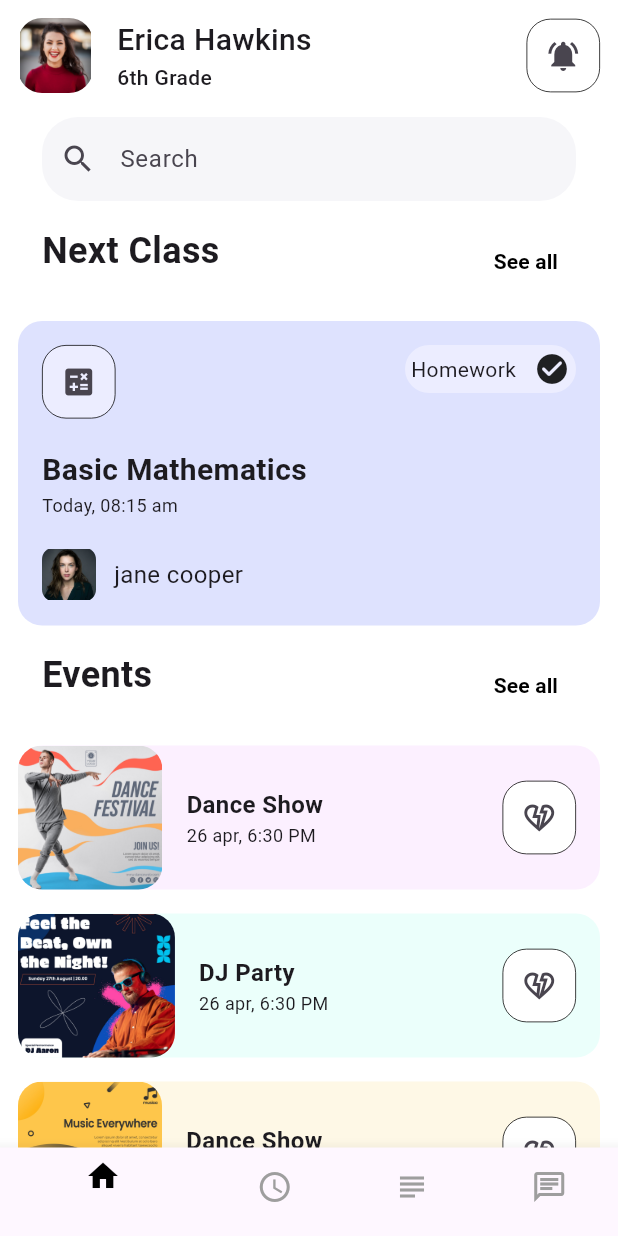
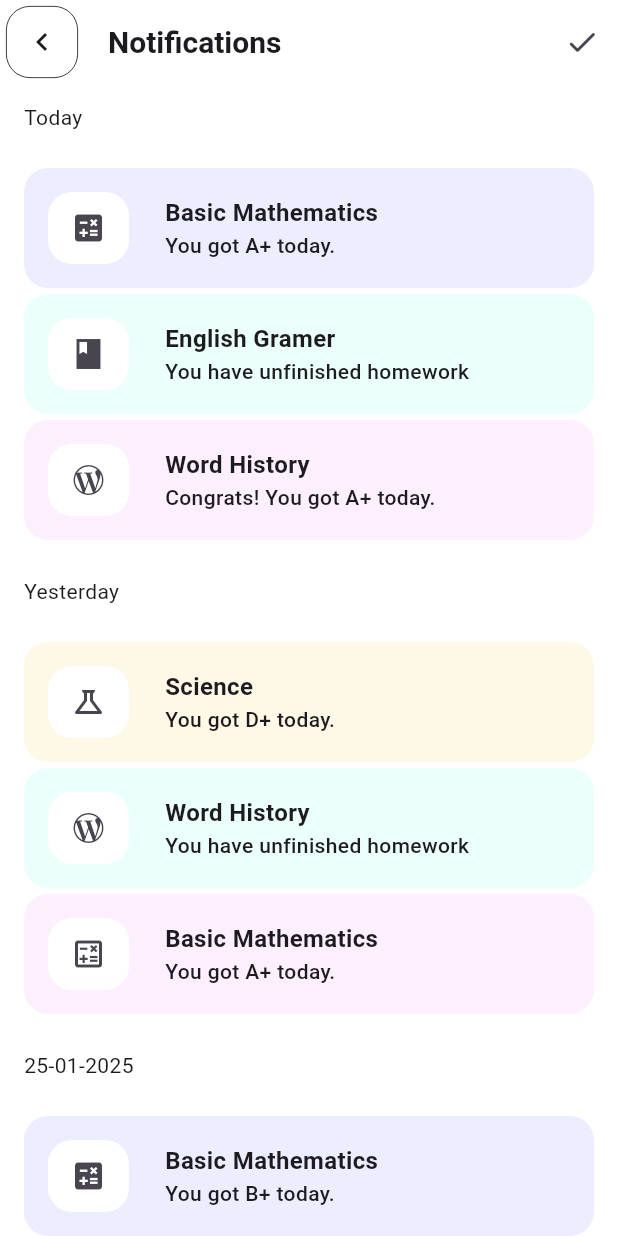
Before and after one commit to Ayush-WeServe/ui-mobile, a Flutter app: the TabBarWidget screen opened by its route, after a tap on the "notifications active" icon, on a phone screen of 412 x 824 dp. Run offline on Flutter 3.47's test engine with Material 3 defaults, Android fonts, the light colour scheme and no system bars; our stand-ins replace dotted_line, get.

Commit message:
2nd day commit

```diff
--- /dev/null
+++ b/lib/ui/common/notification_widget.dart
@@ -0,0 +1,138 @@
+import 'package:flutter/material.dart';
+import 'package:ui_mobile/ui/widgets/custom_elevated_button.dart';
+import 'package:ui_mobile/ui/widgets/icon_container.dart';
+import 'package:ui_mobile/utils/constants/colors.dart';
+import 'package:ui_mobile/utils/constants/images.dart';
+import 'package:ui_mobile/utils/constants/styles.dart';
+
+import '../../utils/constants/sizes.dart';
+
+class NotificationWidget extends StatelessWidget {
+  final IconData icon;
+  final String subject;
+  final String message;
+  final Color backColor;
+
+  const NotificationWidget(
+      {super.key,
+      required this.icon,
+      required this.subject,
+      required this.message,
+      required this.backColor});
+
+  @override
+  Widget build(BuildContext context) {
+    return GestureDetector(
+      child: Container(
+          decoration: BoxDecoration(
+              borderRadius: BorderRadius.circular(AppSizes.radiusMD),
+              color: backColor),
+          width: double.infinity,
+          child: Padding(
+            padding: const EdgeInsets.all(AppSizes.paddingMD),
+            child: Row(
+              spacing: AppSizes.spacingMD,
+              children: [
+                Expanded(
+                    flex: 1,
+                    child: IconContainer(
+                      icon: icon,
+                      onTap: () {},
+                      border: false,
+                    )),
+                Expanded(
+                    flex: 5,
+                    child: Column(
+                      crossAxisAlignment: CrossAxisAlignment.start,
+                      children: [
+                        Text(
+                          subject,
+                          style: AppStyles.labelLarge,
+                        ),
+                        Text(
+                          message,
+                          style: AppStyles.labelMedium,
+                        )
+                      ],
+                    ))
+              ],
+            ),
+          )),
+      onTap: () {
+        showModalBottomSheet(
+            context: context,
+            elevation: 0,
+            backgroundColor: backColor,
+            shape: RoundedRectangleBorder(
+              side: BorderSide.none,
+              borderRadius: BorderRadius.circular(AppSizes.radiusLG),
+            ),
+            builder: (BuildContext context) {
+              return SingleChildScrollView(
+                child: SizedBox(
+                  width: double.infinity,
+                  child: Padding(
+                    padding: const EdgeInsets.symmetric(
+                        horizontal: AppSizes.paddingMD,
+                        vertical: AppSizes.paddingMD),
+                    child: Column(
+                      spacing: AppSizes.spacingLG,
+                      crossAxisAlignment: CrossAxisAlignment.start,
+                      children: [
+                        IconContainer(icon: icon, onTap: () {}),
+                        Text(
+                          message,
+                          style: AppStyles.bodyLarge,
+                        ),
+                        Container(
+                          decoration: BoxDecoration(
+                              border: Border.all(width: 1),
+                              borderRadius:
+                                  BorderRadius.circular(AppSizes.radiusMD),
+                              color: AppColors.lightScaffold),
+                          child: Padding(
+                            padding: const EdgeInsets.all(AppSizes.paddingLG),
+                            child: Column(
+                              spacing: AppSizes.spacingXS,
+                              crossAxisAlignment: CrossAxisAlignment.start,
+                              children: [
+                                Text(
+                                  subject,
+                                  style: AppStyles.bodyLarge,
+                                ),
+                                Text(
+                                  'Today, 1:15pm',
+                                  style: AppStyles.bodyMedium,
+                                ),
+                                Row(
+                                  spacing: AppSizes.spacingSM,
+                                  children: [
+                                    ClipRRect(
+                                      borderRadius: BorderRadius.circular(
+                                          AppSizes.radiusMD),
+                                      child: Image.asset(
+                                        AppImages.jane,
+                                        height: AppSizes.imageXS,
+                                      ),
+                                    ),
+                                    Text('Eleanor Pena')
+                                  ],
+                                )
+                              ],
+                            ),
+                          ),
+                        ),
+                        Center(
+                          child: CustomElevatedButton(
+                              text: 'Lessons Material', route: ''),
+                        )
+                      ],
+                    ),
+                  ),
+                ),
+              );
+            });
+      },
+    );
+  }
+}
--- a/lib/ui/common/tabbar_widget.dart
+++ b/lib/ui/common/tabbar_widget.dart
@@ -22,6 +22,7 @@ class TabBarWidget extends StatelessWidget {
       () => Scaffold(
         body: pages[controller.selectedIndex.value],
         bottomNavigationBar: BottomNavigationBar(
+          backgroundColor: Colors.transparent,
           currentIndex: controller.selectedIndex.value,
           onTap: controller.onItemTapped,
           selectedItemColor: Colors.black,
--- a/lib/ui/screens/home_screen.dart
+++ b/lib/ui/screens/home_screen.dart
@@ -1,6 +1,4 @@
-import 'package:dot_navigation_bar/dot_navigation_bar.dart';
 import 'package:flutter/material.dart';
-import 'package:ui_mobile/controllers/tab_controller.dart';
 import 'package:ui_mobile/ui/common/next_class_container.dart';
 import 'package:ui_mobile/ui/common/searchBar_widget.dart';
 import 'package:ui_mobile/ui/widgets/box_heading_container.dart';
--- /dev/null
+++ b/lib/ui/screens/notifications_screen.dart
@@ -0,0 +1,118 @@
+import 'package:flutter/material.dart';
+import 'package:get/get.dart';
+import 'package:ui_mobile/ui/widgets/icon_container.dart';
+import 'package:ui_mobile/utils/constants/colors.dart';
+import 'package:ui_mobile/utils/constants/routes.dart';
+import 'package:ui_mobile/utils/constants/sizes.dart';
+import 'package:ui_mobile/utils/constants/strings.dart';
+import 'package:ui_mobile/utils/constants/styles.dart';
+
+import '../common/notification_widget.dart';
+
+class NotificationsScreen extends StatelessWidget {
+  const NotificationsScreen({super.key});
+
+  @override
+  Widget build(BuildContext context) {
+    return Scaffold(
+      appBar: AppBar(
+        title: Text(
+          'Notifications',
+          style: AppStyles.bodyLarge,
+        ),
+        leading: Padding(
+          padding: const EdgeInsets.all(AppSizes.paddingXS),
+          child: IconContainer(
+            icon: Icons.keyboard_arrow_left,
+            onTap: () {
+              Get.toNamed(AppRouteNames.tab);
+            },
+            border: true,
+          ),
+        ),
+        backgroundColor: AppColors.lightScaffold,
+        actions: [
+          IconButton(onPressed: () {}, icon: Icon(Icons.check_rounded))
+        ],
+      ),
+      body: SingleChildScrollView(
+        child: Padding(
+          padding: const EdgeInsets.symmetric(
+              horizontal: AppSizes.paddingMD, vertical: AppSizes.paddingSM),
+          child: Column(
+            spacing: AppSizes.paddingXS,
+            crossAxisAlignment: CrossAxisAlignment.start,
+            children: [
+              Text('Today'),
+              SizedBox(
+                height: AppSizes.spacingSM,
+              ),
+              NotificationWidget(
+                icon: Icons.calculate,
+                subject: AppStrings.basicMath,
+                message: 'You got A+ today.',
+                backColor: AppColors.lightBlueBackground,
+              ),
+              NotificationWidget(
+                icon: Icons.book_sharp,
+                subject: AppStrings.englishGramer,
+                message: 'You have unfinished homework',
+                backColor: AppColors.lightGreen,
+              ),
+              NotificationWidget(
+                icon: Icons.wordpress_outlined,
+                subject: AppStrings.wordHistory,
+                message: 'Congrats! You got A+ today.',
+                backColor: AppColors.lightPink,
+              ),
+              SizedBox(
+                height: AppSizes.spacingSM,
+              ),
+              Text('Yesterday'),
+              SizedBox(
+                height: AppSizes.spacingSM,
+              ),
+              NotificationWidget(
+                icon: Icons.science_outlined,
+                subject: AppStrings.science,
+                message: 'You got D+ today.',
+                backColor: AppColors.lightYellow,
+              ),
+              NotificationWidget(
+                icon: Icons.wordpress_outlined,
+                subject: AppStrings.wordHistory,
+                message: 'You have unfinished homework',
+                backColor: AppColors.lightGreen,
+              ),
+              NotificationWidget(
+                icon: Icons.calculate_outlined,
+                subject: AppStrings.basicMath,
+                message: 'You got A+ today.',
+                backColor: AppColors.lightPink,
+              ),
+              SizedBox(
+                height: AppSizes.spacingSM,
+              ),
+              Text('25-01-2025'),
+              SizedBox(
+                height: AppSizes.spacingSM,
+              ),
+              NotificationWidget(
+                icon: Icons.calculate,
+                subject: AppStrings.basicMath,
+                message: 'You got B+ today.',
+                backColor: AppColors.lightBlueBackground,
+              ),
+              NotificationWidget(
+                icon: Icons.book_sharp,
+                subject: AppStrings.englishGramer,
+                message: 'You have unfinished homework',
+                backColor: AppColors.lightGreen,
+              ),
+            ],
+          ),
+        ),
+      ),
+    );
+  }
+}
--- a/lib/ui/widgets/home_screen_heading.dart
+++ b/lib/ui/widgets/home_screen_heading.dart
@@ -1,5 +1,7 @@
 import 'package:flutter/material.dart';
+import 'package:get/get.dart';
 import 'package:ui_mobile/ui/widgets/icon_container.dart';
+import 'package:ui_mobile/utils/constants/routes.dart';
 import '../../utils/constants/images.dart';
 import '../../utils/constants/sizes.dart';
 import '../../utils/constants/strings.dart';
@@ -41,7 +43,11 @@ class HomeScreenHeading extends StatelessWidget {
             ),
           ],
         ),
-        IconContainer(icon: Icons.notifications_active, onTap: () {})
+        IconContainer(
+            icon: Icons.notifications_active,
+            onTap: () {
+              Get.toNamed(AppRouteNames.notification);
+            })
       ],
     );
   }
--- a/lib/ui/widgets/icon_container.dart
+++ b/lib/ui/widgets/icon_container.dart
@@ -6,15 +6,17 @@ import '../../utils/constants/colors.dart';
 class IconContainer extends StatelessWidget {
   final bool color;
   final IconData icon;
-  final Function onTap;
+  final onTap;
   final Color? backcolor;
+  final bool border;
 
   const IconContainer(
       {super.key,
       this.color = false,
       required this.icon,
       required this.onTap,
-      this.backcolor});
+      this.backcolor,
+      this.border = true});
 
   @override
   Widget build(BuildContext context) {
@@ -22,10 +24,12 @@ class IconContainer extends StatelessWidget {
         decoration: BoxDecoration(
             color: color ? backcolor : AppColors.lightScaffold,
             borderRadius: BorderRadius.circular(AppSizes.radiusMD),
-            border: Border.all(
-              width: 0.5,
-              color: AppColors.dark,
-            )),
-        child: IconButton(onPressed: () {}, icon: Icon(icon)));
+            border: border
+                ? Border.all(
+                    width: 0.5,
+                    color: AppColors.dark,
+                  )
+                : null),
+        child: IconButton(onPressed: onTap, icon: Icon(icon)));
   }
 }
--- a/lib/utils/constants/colors.dart
+++ b/lib/utils/constants/colors.dart
@@ -14,4 +14,5 @@ class AppColors {
 
   static final Color lightBlueBackground = Color(0xffECEDFF);
   static final Color lightYellowBackground = Color(0xffF6F6F9);
+  static final Color weekContainerBackground = Color(0xffF7F6F9);
 }
--- a/lib/utils/constants/routes.dart
+++ b/lib/utils/constants/routes.dart
@@ -1,6 +1,7 @@
 import 'package:get/get.dart';
 import 'package:ui_mobile/bindings/tab_binding.dart';
 import 'package:ui_mobile/ui/screens/chat_screen.dart';
+import 'package:ui_mobile/ui/screens/notifications_screen.dart';
 import 'package:ui_mobile/ui/screens/schedule_screen.dart';
 import 'package:ui_mobile/ui/screens/subjects_screen.dart';
 import 'package:ui_mobile/ui/common/tabbar_widget.dart';
@@ -35,7 +36,11 @@ class AppRoutes {
     GetPage(
         name: AppRouteNames.tab,
         page: () => TabBarWidget(),
-        binding: TabBinding())
+        binding: TabBinding()),
+    GetPage(
+      name: AppRouteNames.notification,
+      page: () => NotificationsScreen(),
+    ),
   ];
 }
 
@@ -47,4 +52,5 @@ class AppRouteNames {
   static const String subjects = '/subjects';
   static const String schedule = '/schedule';
   static const String chat = '/chat';
+  static const String notification = '/notification-screen';
 }
--- a/lib/utils/constants/styles.dart
+++ b/lib/utils/constants/styles.dart
@@ -63,4 +63,10 @@ class AppStyles {
       fontSize: AppSizes.fontsLabelMedium,
       color: AppColors.dark,
       overflow: TextOverflow.ellipsis);
+
+  static final TextStyle? selectedDate = TextStyle(
+      fontWeight: FontWeight.w600,
+      fontSize: AppSizes.fontsLabelLarge,
+      color: AppColors.lightScaffold,
+      overflow: TextOverflow.ellipsis);
 }
--- a/pubspec.yaml
+++ b/pubspec.yaml
@@ -16,6 +16,8 @@ dependencies:
   get: ^4.6.6
   dot_navigation_bar: ^1.0.2
   convex_bottom_bar: ^3.0.0
+  floaty_nav_bar: ^1.0.0
+  dotted_line: ^3.2.3
 
 dev_dependencies:
   flutter_test:
```
Also changed, not shown: lib/ui/common/time_table.dart (added, +58 -0 lines), lib/ui/common/week_days_container.dart (added, +51 -0 lines), lib/ui/screens/schedule_screen.dart (+55 -2 lines), lib/ui/screens/splash_screen.dart (+3 -15 lines), lib/ui/widgets/custom_elevated_button.dart (added, +31 -0 lines), lib/ui/widgets/days_list_widget.dart (added, +47 -0 lines), lib/ui/widgets/subject_tile.dart (added, +44 -0 lines), pubspec.lock.
